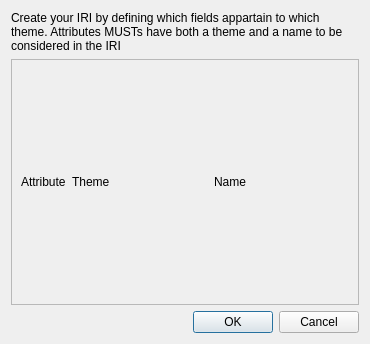
Qt form svir/ui/ui_create_weight_tree.ui (gem/oq-irmt-qgis) before a commit.
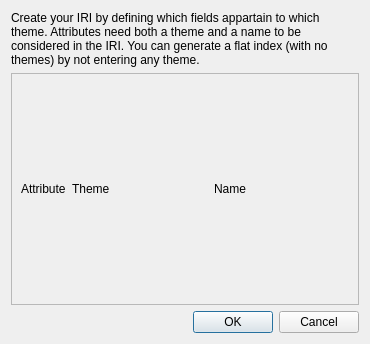
The same form after that commit.

Commit message: allow indexes with no themes

```diff
--- a/svir/ui/ui_create_weight_tree.ui
+++ b/svir/ui/ui_create_weight_tree.ui
@@ -20,7 +20,7 @@
    <item>
     <widget class="QLabel" name="label">
      <property name="text">
-      <string>Create your IRI by defining which fields appartain to which theme. Attributes MUSTs have both a theme and a name to be considered in the IRI</string>
+      <string>Create your IRI by defining which fields appartain to which theme. Attributes need both a theme and a name to be considered in the IRI. You can generate a flat index (with no themes) by not entering any theme.</string>
      </property>
      <property name="wordWrap">
       <bool>true</bool>
@@ -38,7 +38,7 @@
         <x>0</x>
         <y>0</y>
         <width>350</width>
-        <height>234</height>
+        <height>200</height>
        </rect>
       </property>
       <layout class="QGridLayout" name="gridLayout">
```
The commit also changes 2 other files.
